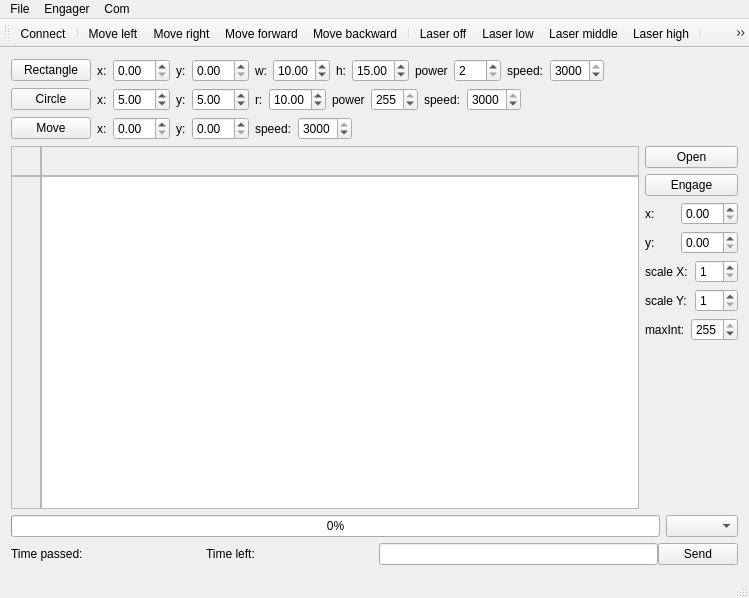
This is mainwindow.ui in greyswandir007/QTEngager as Qt 5 draws it before an edit. The edited form follows.
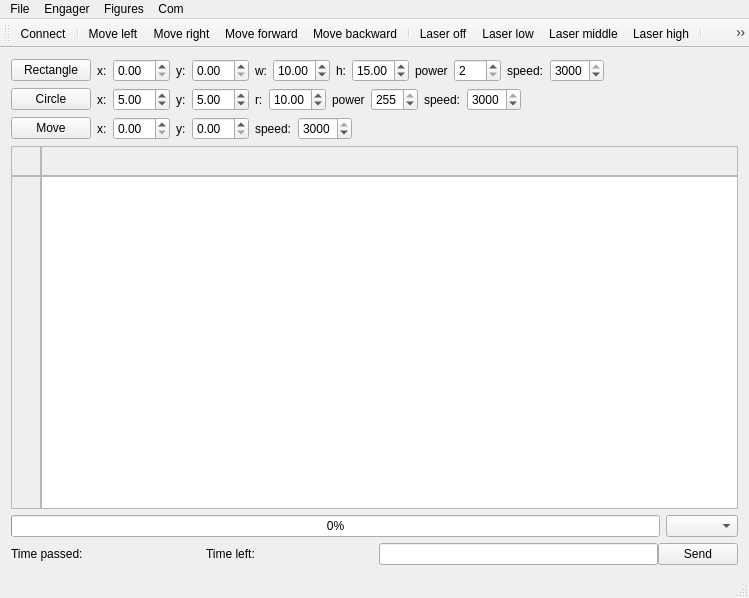
This is the edited form. Icons and pictures are not drawn. Custom widgets are drawn as their Qt base class.

Commit message: Engage images based on QGraphicsView content instead of loadedImage

The edit to the form file:
```diff
--- a/mainwindow.ui
+++ b/mainwindow.ui
@@ -298,11 +298,6 @@
      </layout>
     </item>
     <item>
-     <layout class="QHBoxLayout" name="horizontalLayout">
-      <property name="topMargin">
-       <number>0</number>
-      </property>
-      <item>
        <layout class="QVBoxLayout" name="verticalLayout_3">
         <property name="spacing">
          <number>0</number>
@@ -442,145 +437,6 @@
        </layout>
       </item>
       <item>
-       <layout class="QVBoxLayout" name="verticalLayout_2">
-        <property name="leftMargin">
-         <number>0</number>
-        </property>
-        <item>
-         <widget class="QPushButton" name="loadButton">
-          <property name="text">
-           <string>Open</string>
-          </property>
-         </widget>
-        </item>
-        <item>
-         <widget class="QPushButton" name="engageButton">
-          <property name="text">
-           <string>Engage</string>
-          </property>
-         </widget>
-        </item>
-        <item>
-         <layout class="QHBoxLayout" name="horizontalLayout_3">
-          <property name="topMargin">
-           <number>0</number>
-          </property>
-          <item>
-           <widget class="QLabel" name="imageXLabel">
-            <property name="text">
-             <string>x:</string>
-            </property>
-           </widget>
-          </item>
-          <item>
-           <widget class="QDoubleSpinBox" name="imageX"/>
-          </item>
-         </layout>
-        </item>
-        <item>
-         <layout class="QHBoxLayout" name="horizontalLayout_8">
-          <property name="topMargin">
-           <number>0</number>
-          </property>
-          <item>
-           <widget class="QLabel" name="ImageYLabel">
-            <property name="text">
-             <string>y:</string>
-            </property>
-           </widget>
-          </item>
-          <item>
-           <widget class="QDoubleSpinBox" name="imageY"/>
-          </item>
-         </layout>
-        </item>
-        <item>
-         <layout class="QHBoxLayout" name="horizontalLayout_9">
-          <property name="topMargin">
-           <number>0</number>
-          </property>
-          <item>
-           <widget class="QLabel" name="scaleXLabel">
-            <property name="text">
-             <string>scale X:</string>
-            </property>
-           </widget>
-          </item>
-          <item>
-           <widget class="QSpinBox" name="scaleImageX">
-            <property name="minimum">
-             <number>1</number>
-            </property>
-           </widget>
-          </item>
-         </layout>
-        </item>
-        <item>
-         <layout class="QHBoxLayout" name="horizontalLayout_10">
-          <property name="topMargin">
-           <number>0</number>
-          </property>
-          <item>
-           <widget class="QLabel" name="scaleYLabel">
-            <property name="text">
-             <string>scale Y:</string>
-            </property>
-           </widget>
-          </item>
-          <item>
-           <widget class="QSpinBox" name="scaleImageY">
-            <property name="minimum">
-             <number>1</number>
-            </property>
-           </widget>
-          </item>
-         </layout>
-        </item>
-        <item>
-         <layout class="QHBoxLayout" name="horizontalLayout_12">
-          <property name="topMargin">
-           <number>0</number>
-          </property>
-          <item>
-           <widget class="QLabel" name="maxIntLabel">
-            <property name="text">
-             <string>maxInt:</string>
-            </property>
-           </widget>
-          </item>
-          <item>
-           <widget class="QSpinBox" name="maxIntensity">
-            <property name="minimum">
-             <number>1</number>
-            </property>
-            <property name="maximum">
-             <number>255</number>
-            </property>
-            <property name="value">
-             <number>255</number>
-            </property>
-           </widget>
-          </item>
-         </layout>
-        </item>
-        <item>
-         <spacer name="verticalSpacer">
-          <property name="orientation">
-           <enum>Qt::Vertical</enum>
-          </property>
-          <property name="sizeHint" stdset="0">
-           <size>
-            <width>20</width>
-            <height>40</height>
-           </size>
-          </property>
-         </spacer>
-        </item>
-       </layout>
-      </item>
-     </layout>
-    </item>
-    <item>
      <layout class="QHBoxLayout" name="horizontalLayout_6">
       <item>
        <widget class="QProgressBar" name="engageProgress">
@@ -725,8 +581,16 @@
     <addaction name="actionAuto_Connect"/>
     <addaction name="actionLog"/>
    </widget>
+   <widget class="QMenu" name="menuFigures">
+    <property name="title">
+     <string>Figures</string>
+    </property>
+    <addaction name="actionAdd_image"/>
+    <addaction name="actionEngage"/>
+   </widget>
    <addaction name="menuFile"/>
    <addaction name="menuEngager"/>
+   <addaction name="menuFigures"/>
    <addaction name="menuCom"/>
   </widget>
   <widget class="QToolBar" name="mainToolBar">
```
Left out of the diff: 10 changed lines with no effect on the pictures. Lines whose indentation alone changed are shown as unchanged. The commit also changes 8 other files.
